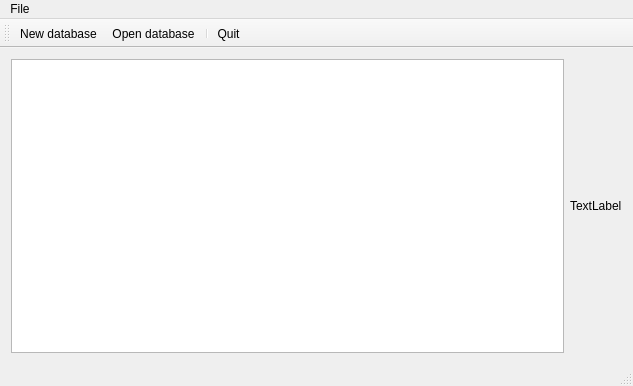
Before: the Qt Designer form mainwindow.ui in igorternyuk/TeQtActorsSQliteCRUD, drawn with Qt 5.
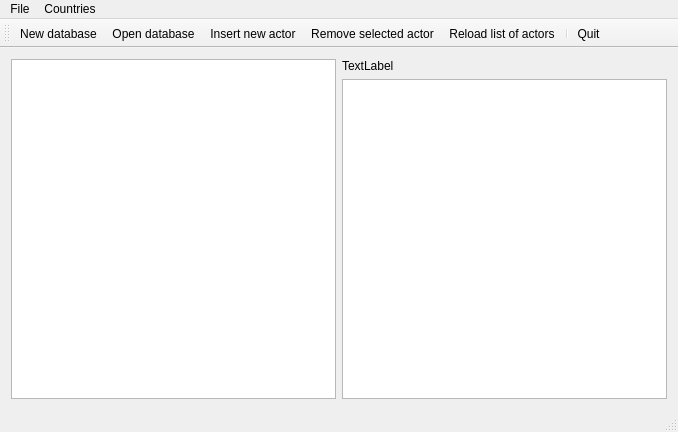
After: the same form once the commit is applied. Icons and pictures are not drawn.

The edit to the form file:
```diff
--- a/mainwindow.ui
+++ b/mainwindow.ui
@@ -6,10 +6,22 @@
    <rect>
     <x>0</x>
     <y>0</y>
-    <width>633</width>
-    <height>386</height>
+    <width>678</width>
+    <height>432</height>
    </rect>
   </property>
+  <property name="sizePolicy">
+   <sizepolicy hsizetype="Expanding" vsizetype="Expanding">
+    <horstretch>0</horstretch>
+    <verstretch>0</verstretch>
+   </sizepolicy>
+  </property>
+  <property name="minimumSize">
+   <size>
+    <width>678</width>
+    <height>432</height>
+   </size>
+  </property>
   <property name="windowTitle">
    <string>MainWindow</string>
   </property>
@@ -21,11 +33,18 @@
        <widget class="QTableView" name="tableView"/>
       </item>
       <item>
-       <widget class="QLabel" name="label">
-        <property name="text">
-         <string>TextLabel</string>
-        </property>
-       </widget>
+       <layout class="QVBoxLayout" name="verticalLayout">
+        <item>
+         <widget class="QLabel" name="lblImage">
+          <property name="text">
+           <string>TextLabel</string>
+          </property>
+         </widget>
+        </item>
+        <item>
+         <widget class="QTextEdit" name="txtBio"/>
+        </item>
+       </layout>
       </item>
      </layout>
     </item>
@@ -36,7 +55,7 @@
     <rect>
      <x>0</x>
      <y>0</y>
-     <width>633</width>
+     <width>678</width>
      <height>19</height>
     </rect>
    </property>
@@ -48,7 +67,14 @@
     <addaction name="action_open_database"/>
     <addaction name="action_quit"/>
    </widget>
+   <widget class="QMenu" name="menuCountries">
+    <property name="title">
+     <string>Countries</string>
+    </property>
+    <addaction name="action_edit_countries"/>
+   </widget>
    <addaction name="menuFile"/>
+   <addaction name="menuCountries"/>
   </widget>
   <widget class="QToolBar" name="mainToolBar">
    <attribute name="toolBarArea">
@@ -59,6 +85,9 @@
    </attribute>
    <addaction name="action_new_database"/>
    <addaction name="action_open_database"/>
+   <addaction name="action_insert_new_actor"/>
+   <addaction name="action_remove_selected_actor"/>
+   <addaction name="action_reload_list_of_actors"/>
    <addaction name="separator"/>
    <addaction name="action_quit"/>
   </widget>
@@ -87,6 +116,31 @@
     <string>Ctrl+Q</string>
    </property>
   </action>
+  <action name="action_insert_new_actor">
+   <property name="text">
+    <string>Insert new actor</string>
+   </property>
+  </action>
+  <action name="action_remove_selected_actor">
+   <property name="text">
+    <string>Remove selected actor</string>
+   </property>
+  </action>
+  <action name="action_reload_list_of_actors">
+   <property name="text">
+    <string>Reload list of actors</string>
+   </property>
+  </action>
+  <action name="action_edit_countries">
+   <property name="text">
+    <string>Edit countries</string>
+   </property>
+  </action>
+  <action name="action_change_image">
+   <property name="text">
+    <string>Change image</string>
+   </property>
+  </action>
  </widget>
  <layoutdefault spacing="6" margin="11"/>
  <resources/>
```
Left out of the diff: 20 changed lines with no effect on the pictures.
